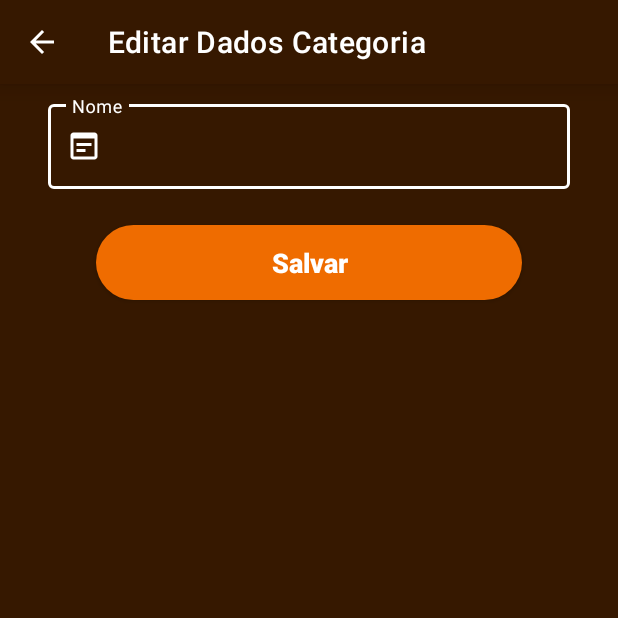
After one commit to PedroHenrique59/TrabalhoPit2, an Android app: the EditarCategoriaActivity screen opened directly, with no data from a screen before it, on a phone screen of 412 x 824 dp, the top half of it. The commit adds this screen. Run offline under Robolectric (Android 15) with nearby library versions, the phone set to English and light mode, and no system bars; our stand-ins replace Firebase (no records; nobody signed in at launch, a user with empty details on screens opened directly); Roboto replaces fonts that are not available here; 2 statements that could not run were skipped.

Commit message:
editar categoria

```diff
--- a/app/src/main/AndroidManifest.xml
+++ b/app/src/main/AndroidManifest.xml
@@ -17,7 +17,8 @@
         android:roundIcon="@mipmap/ic_launcher_round"
         android:supportsRtl="true"
         android:theme="@style/AppTheme">
-        <activity android:name=".activity.VerCategoriasActivity"></activity>
+        <activity android:name=".activity.EditarCategoriaActivity"></activity>
+        <activity android:name=".activity.VerCategoriasActivity" />
         <activity
             android:name=".activity.NaoExisteAlertaActivity"
             android:screenOrientation="portrait"
--- /dev/null
+++ b/app/src/main/java/com/fornadagora/activity/EditarCategoriaActivity.java
@@ -0,0 +1,112 @@
+package com.fornadagora.activity;
+
+import androidx.annotation.NonNull;
+import androidx.appcompat.app.AppCompatActivity;
+import androidx.appcompat.widget.Toolbar;
+
+import android.content.Context;
+import android.content.Intent;
+import android.os.Bundle;
+import android.view.View;
+import android.widget.Button;
+import android.widget.Toast;
+
+import com.fornadagora.R;
+import com.fornadagora.helper.ConfiguracaoFirebase;
+import com.fornadagora.model.Categoria;
+import com.google.android.material.textfield.TextInputEditText;
+import com.google.firebase.database.DataSnapshot;
+import com.google.firebase.database.DatabaseError;
+import com.google.firebase.database.DatabaseReference;
+import com.google.firebase.database.ValueEventListener;
+
+public class EditarCategoriaActivity extends AppCompatActivity {
+
+    private Categoria categoria;
+
+    private Context context;
+
+    private Toolbar toolbar;
+
+    private TextInputEditText editTextNomeCategoria;
+
+    private Button botaoSalvar;
+
+    private DatabaseReference referenciaCategoria;
+
+    @Override
+    protected void onCreate(Bundle savedInstanceState) {
+        super.onCreate(savedInstanceState);
+        setContentView(R.layout.activity_editar_categoria);
+        categoria = getIntent().getExtras().getParcelable("categoriaObj");
+        context = this;
+        inicializarComponentes();
+        configurarToolbar();
+        preencherCamposComDadosCategoria(categoria);
+        botaoSalvar.setOnClickListener(new View.OnClickListener() {
+            @Override
+            public void onClick(View v) {
+                validarAntesSalvar();
+            }
+        });
+    }
+
+    public void inicializarComponentes() {
+        context = this;
+        toolbar = findViewById(R.id.toolbarPrincipal);
+        editTextNomeCategoria = findViewById(R.id.editTextNomeCategoriaEdit);
+        botaoSalvar = findViewById(R.id.btn_salvar_alt_categ);
+    }
+
+    public void configurarToolbar() {
+        toolbar.setTitle("Editar Dados Categoria");
+        toolbar.setTitleTextColor(getResources().getColor(R.color.colorPrimary));
+        toolbar.setNavigationIcon(R.drawable.ic_voltar_24);
+        toolbar.setNavigationOnClickListener(new View.OnClickListener() {
+            @Override
+            public void onClick(View v) {
+                abrirMenuLateral();
+            }
+        });
+    }
+
+    public void abrirMenuLateral() {
+        Intent intent = new Intent(this, MenuLateralActivity.class);
+        startActivity(intent);
+        finish();
+    }
+
+    public void preencherCamposComDadosCategoria(Categoria categoria) {
+        editTextNomeCategoria.setText(categoria.getNome());
+    }
+
+    public void validarAntesSalvar() {
+        if (!editTextNomeCategoria.getText().toString().isEmpty()) {
+            if (!categoria.getNome().equalsIgnoreCase(editTextNomeCategoria.getText().toString())) {
+                categoria.setNome(editTextNomeCategoria.getText().toString());
+                salvarEdicao();
+            }else{
+                Toast.makeText(this, "O nome informado é o mesmo!", Toast.LENGTH_LONG).show();
+            }
+        } else {
+            Toast.makeText(this, "Favor informar o nome da categoria!", Toast.LENGTH_LONG).show();
+        }
+    }
+
+    public void salvarEdicao(){
+        referenciaCategoria = ConfiguracaoFirebase.getFirebase().child("categorias").child(categoria.getIdentificador());
+        referenciaCategoria.addListenerForSingleValueEvent(new ValueEventListener() {
+            @Override
+            public void onDataChange(@NonNull DataSnapshot snapshot) {
+                if(snapshot.exists()){
+                    categoria.atualizarDados(categoria, referenciaCategoria);
+                }
+            }
+
+            @Override
+            public void onCancelled(@NonNull DatabaseError error) {
+
+            }
+        });
+    }
+}
--- a/app/src/main/java/com/fornadagora/model/Categoria.java
+++ b/app/src/main/java/com/fornadagora/model/Categoria.java
@@ -68,6 +68,10 @@ public class Categoria implements Parcelable {
         });
     }
 
+    public void atualizarDados(Categoria categoria, DatabaseReference referenciaCategoria){
+        referenciaCategoria.child("nome").setValue(categoria.getNome());
+    }
+
     @Override
     public int describeContents() {
         return 0;
--- /dev/null
+++ b/app/src/main/res/layout/activity_editar_categoria.xml
@@ -0,0 +1,77 @@
+<?xml version="1.0" encoding="utf-8"?>
+<androidx.constraintlayout.widget.ConstraintLayout xmlns:android="http://schemas.android.com/apk/res/android"
+    xmlns:app="http://schemas.android.com/apk/res-auto"
+    xmlns:tools="http://schemas.android.com/tools"
+    android:layout_width="match_parent"
+    android:layout_height="match_parent"
+    tools:context=".activity.EditarCategoriaActivity">
+
+    <ImageView
+        android:id="@+id/imageView4"
+        android:layout_width="match_parent"
+        android:layout_height="match_parent"
+        android:scaleType="center"
+        app:layout_constraintBottom_toBottomOf="parent"
+        app:layout_constraintEnd_toEndOf="parent"
+        app:layout_constraintStart_toStartOf="parent"
+        app:layout_constraintTop_toTopOf="parent"
+        app:srcCompat="@drawable/fundo_marrom"
+        android:contentDescription="@string/editar_alerta"/>
+
+    <include
+        android:id="@+id/include_toolbar"
+        layout="@layout/toolbar"
+        app:layout_constraintBottom_toBottomOf="parent"
+        app:layout_constraintEnd_toEndOf="parent"
+        app:layout_constraintHorizontal_bias="0.0"
+        app:layout_constraintStart_toStartOf="parent"
+        app:layout_constraintTop_toTopOf="parent"
+        app:layout_constraintVertical_bias="0.0" />
+
+    <com.google.android.material.textfield.TextInputLayout
+        android:id="@+id/layout_nome_categoria"
+        style="@style/Widget.App.TextInputLayout"
+        android:layout_width="0dp"
+        android:layout_height="wrap_content"
+        android:layout_marginStart="32dp"
+        android:layout_marginTop="64dp"
+        android:layout_marginEnd="32dp"
+        android:hint="@string/nome"
+        app:hintTextColor="@color/colorPrimary"
+        app:layout_constraintEnd_toEndOf="parent"
+        app:layout_constraintHorizontal_bias="0.0"
+        app:layout_constraintStart_toStartOf="parent"
+        app:layout_constraintTop_toTopOf="parent"
+        app:startIconContentDescription="@string/nome"
+        app:startIconDrawable="@drawable/ic_categoria_24">
+
+        <com.google.android.material.textfield.TextInputEditText
+            android:id="@+id/editTextNomeCategoriaEdit"
+            android:layout_width="match_parent"
+            android:layout_height="wrap_content"
+            android:textColor="@color/colorPrimary"
+            android:textColorHint="@color/colorPrimary"
+            tools:layout_editor_absoluteX="34dp"
+            tools:layout_editor_absoluteY="121dp" />
+
+    </com.google.android.material.textfield.TextInputLayout>
+
+    <androidx.appcompat.widget.AppCompatButton
+        android:id="@+id/btn_salvar_alt_categ"
+        android:layout_width="match_parent"
+        android:layout_height="50dp"
+        android:layout_marginStart="64dp"
+        android:layout_marginTop="24dp"
+        android:layout_marginEnd="64dp"
+        android:background="@drawable/bg_button_logar"
+        android:text="@string/salvar"
+        android:textAllCaps="false"
+        android:textColor="@android:color/white"
+        android:textSize="18sp"
+        android:textStyle="bold"
+        app:layout_constraintEnd_toEndOf="parent"
+        app:layout_constraintHorizontal_bias="0.0"
+        app:layout_constraintStart_toStartOf="parent"
+        app:layout_constraintTop_toBottomOf="@+id/layout_nome_categoria" />
+
+</androidx.constraintlayout.widget.ConstraintLayout>
--- a/app/src/main/res/values/strings.xml
+++ b/app/src/main/res/values/strings.xml
@@ -33,6 +33,7 @@
     <string name="ver_alertas">Alertas salvos</string>
     <string name="editar_dados">Editar dados</string>
     <string name="editar_alerta">Editar alerta</string>
+    <string name="editar_categoria">Editar categoria</string>
     <string name="editar_dados_funcionario">Editar dados funcionário</string>
     <string name="sair">Sair</string>
     <string name="nomedousuario">Informe seu nome</string>
```
Also changed, not shown: app/src/main/java/com/fornadagora/adapter/AdapterCategorias.java (+40 -1 lines).
